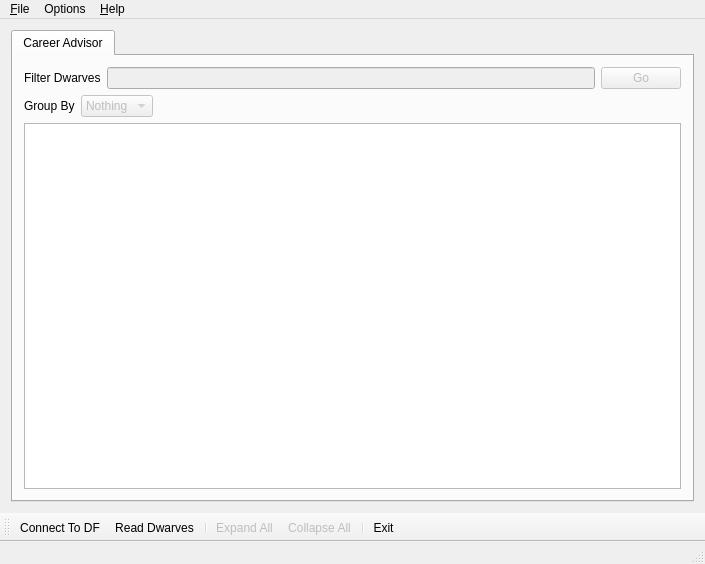
Old version of the form ui/mainwindow.ui in the repository BlessedHeretic/dwarf-therapist-1.
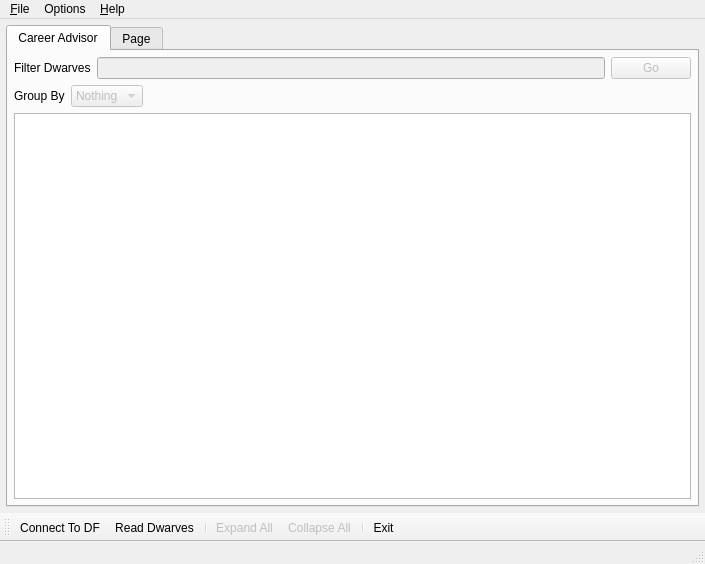
New version of the form. Icons and pictures are not drawn. Custom widgets are drawn as their Qt base class.

Patch:
```diff
--- a/ui/mainwindow.ui
+++ b/ui/mainwindow.ui
@@ -15,6 +15,9 @@
   </property>
   <widget class="QWidget" name="main_widget">
    <layout class="QVBoxLayout" name="verticalLayout_2">
+    <property name="margin">
+     <number>6</number>
+    </property>
     <item>
      <widget class="QTabWidget" name="tabWidget">
       <property name="currentIndex">
@@ -29,6 +32,9 @@
         <string>Career Advisor</string>
        </attribute>
        <layout class="QVBoxLayout" name="verticalLayout">
+        <property name="margin">
+         <number>6</number>
+        </property>
         <item>
          <layout class="QHBoxLayout" name="horizontalLayout">
           <item>
@@ -147,6 +153,11 @@
         </item>
        </layout>
       </widget>
+      <widget class="QWidget" name="tab_2">
+       <attribute name="title">
+        <string>Page</string>
+       </attribute>
+      </widget>
      </widget>
     </item>
    </layout>
```
Left out of the diff: 17 changed lines with no effect on the pictures.
